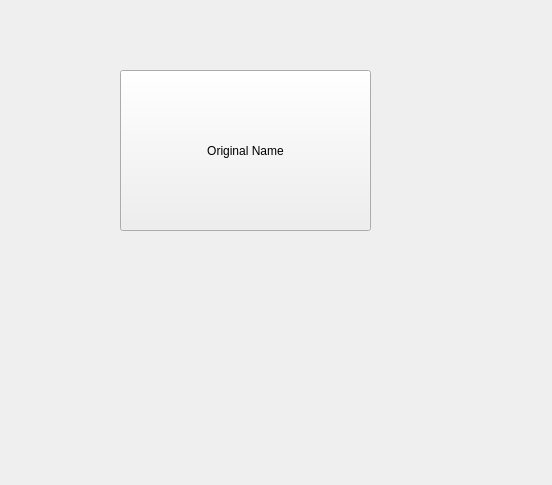
First picture: the form in resource/RqtParamManagerPlugin.ui, repository hato-yoods/rqt_param_manager, before the edit.
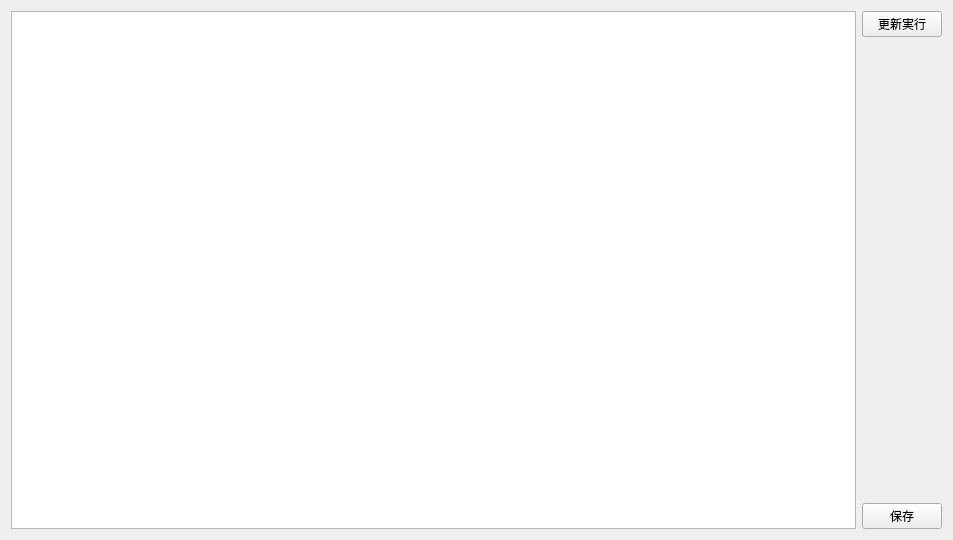
Second picture: the form after the edit.

The edit to the form file:
```diff
--- a/resource/RqtParamManagerPlugin.ui
+++ b/resource/RqtParamManagerPlugin.ui
@@ -6,26 +6,72 @@
    <rect>
     <x>0</x>
     <y>0</y>
-    <width>552</width>
-    <height>485</height>
+    <width>953</width>
+    <height>540</height>
    </rect>
   </property>
   <property name="windowTitle">
    <string>Form</string>
   </property>
-  <widget class="QPushButton" name="Test">
-   <property name="geometry">
-    <rect>
-     <x>120</x>
-     <y>70</y>
-     <width>251</width>
-     <height>161</height>
-    </rect>
-   </property>
-   <property name="text">
-    <string>Original Name</string>
-   </property>
-  </widget>
+  <layout class="QHBoxLayout" name="horizontalLayout">
+   <item>
+    <widget class="QWidget" name="plnlSettings" native="true">
+     <property name="autoFillBackground">
+      <bool>false</bool>
+     </property>
+     <layout class="QVBoxLayout" name="verticalLayout_2">
+      <property name="margin">
+       <number>0</number>
+      </property>
+      <item>
+       <widget class="QTableWidget" name="tblParams"/>
+      </item>
+     </layout>
+    </widget>
+   </item>
+   <item>
+    <widget class="QWidget" name="pnlAction" native="true">
+     <property name="sizePolicy">
+      <sizepolicy hsizetype="Maximum" vsizetype="Preferred">
+       <horstretch>0</horstretch>
+       <verstretch>0</verstretch>
+      </sizepolicy>
+     </property>
+     <layout class="QVBoxLayout" name="verticalLayout">
+      <property name="margin">
+       <number>0</number>
+      </property>
+      <item>
+       <widget class="QPushButton" name="btnUpdate">
+        <property name="text">
+         <string>更新実行</string>
+        </property>
+       </widget>
+      </item>
+      <item>
+       <spacer name="verticalSpacer">
+        <property name="orientation">
+         <enum>Qt::Vertical</enum>
+        </property>
+        <property name="sizeHint" stdset="0">
+         <size>
+          <width>20</width>
+          <height>40</height>
+         </size>
+        </property>
+       </spacer>
+      </item>
+      <item>
+       <widget class="QPushButton" name="btnSave">
+        <property name="text">
+         <string>保存</string>
+        </property>
+       </widget>
+      </item>
+     </layout>
+    </widget>
+   </item>
+  </layout>
  </widget>
  <resources/>
  <connections/>
```
Left out of the diff: 4 changed lines with no effect on the pictures.
